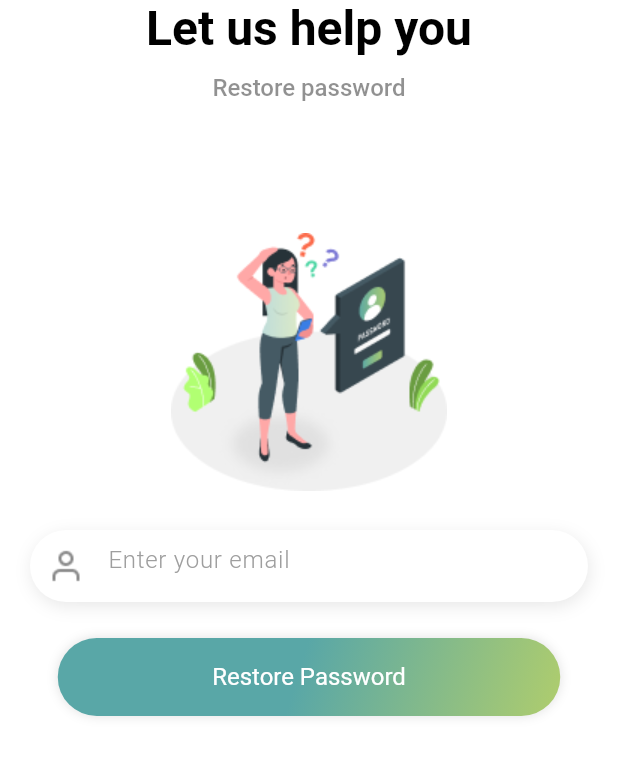
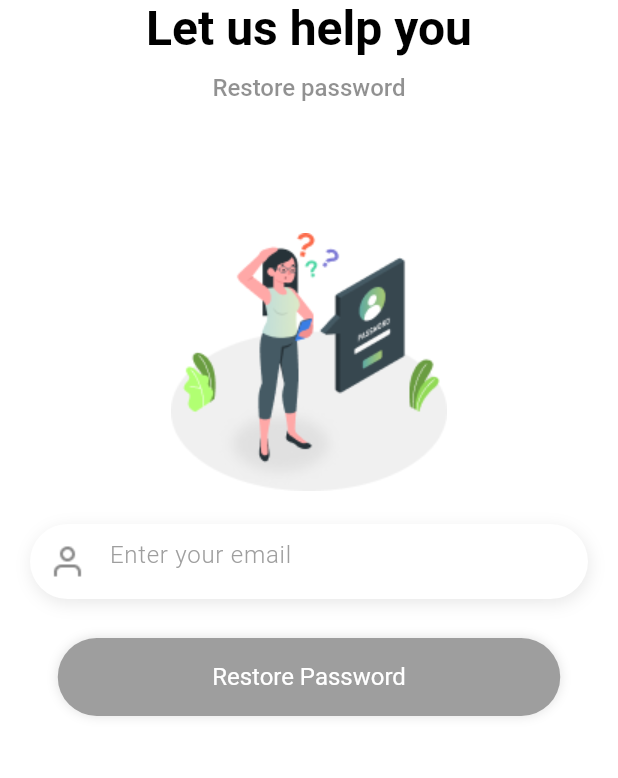
Before and after one commit to AndAgainForYou/meProject, a Flutter app: the RestorePasswordPage screen opened by its route, on a phone screen of 412 x 824 dp, the part 385-1163 px from its top. Run offline on Flutter 3.47's test engine with Material 3 defaults, Android fonts, the phone set to English and light mode, and no system bars; our stand-ins replace bloc, dio, fl_chart, flutter_bloc, flutter_keyboard_visibility, percent_indicator and 2 more; missing offline and left inert: wheel_slider; accounts and stored records are empty; Roboto replaces fonts that are missing (Gilroy).

Commit message:
restore password page with api and logic

```diff
--- a/lib/features/bloc/platy_bloc_event.dart
+++ b/lib/features/bloc/platy_bloc_event.dart
@@ -57,16 +57,10 @@
   PasswordChangePatchEvent(this.passwordChangeData);
 }
 
-class PasswordResetPutEvent extends PlatyBlocEvent {
+class PasswordResetEvent extends PlatyBlocEvent {
   final Map<String, dynamic> passwordResetData;
 
-  PasswordResetPutEvent(this.passwordResetData);
-}
-
-class PasswordResetPatchEvent extends PlatyBlocEvent {
-  final Map<String, dynamic> passwordResetData;
-
-  PasswordResetPatchEvent(this.passwordResetData);
+  PasswordResetEvent(this.passwordResetData);
 }
 
 //jwt
--- a/lib/features/bloc/platy_bloc_state.dart
+++ b/lib/features/bloc/platy_bloc_state.dart
@@ -40,6 +40,24 @@
   List<dynamic> get props => [errorMessage];
 }
 
+//password reset
+
+class PasswordResetSuccessState extends PlatyBlocState {
+  final dynamic successMessage;
+
+  PasswordResetSuccessState(this.successMessage);
+
+  List<dynamic> get props => [successMessage];
+}
+
+class PasswordResetErrorState extends PlatyBlocState {
+  final dynamic errorMessage;
+
+  PasswordResetErrorState(this.errorMessage);
+
+  List<dynamic> get props => [errorMessage];
+}
+
 
 //profile data
 
--- a/lib/features/restore_password/restore_password_page.dart
+++ b/lib/features/restore_password/restore_password_page.dart
@@ -1,5 +1,7 @@
 import 'package:flutter/material.dart';
+import 'package:flutter_bloc/flutter_bloc.dart';
 import 'package:flutter_keyboard_visibility/flutter_keyboard_visibility.dart';
+import 'package:platy/features/bloc/platy_bloc_bloc.dart';
 
 class RestorePasswordPage extends StatefulWidget {
   const RestorePasswordPage({super.key});
@@ -13,8 +15,10 @@
 
   final TextEditingController _emailController = TextEditingController();
 
+  String? _email;
   bool _isEmailSend = false;
   bool _isEmailValid = false;
+  bool _isErrorRestore = false;
 
   @override
   void initState() {
@@ -22,12 +26,33 @@
 
     _isEmailSend = false;
     _isEmailValid = false;
+    _isErrorRestore = false;
   }
 
   @override
   Widget build(BuildContext context) {
+    PlatyBloc platyBloc = BlocProvider.of<PlatyBloc>(context);
+    Map<String, dynamic> resetData = {
+      "email": _email,
+    };
     return Scaffold(
-      body: KeyboardDismissOnTap(
+      body: BlocListener<PlatyBloc, PlatyBlocState>(
+        listener: (context, state) {
+          if (state is PasswordResetErrorState) {
+            setState(() {
+              _isEmailValid = false;
+              _isErrorRestore = true;
+            });
+          }
+          ;
+          if (state is PasswordResetSuccessState) {
+            setState(() {
+              _isEmailSend = true;
+            });
+          }
+          ;
+        },
+        child: KeyboardDismissOnTap(
           child: Column(
             children: [
               Expanded(
@@ -109,15 +134,13 @@
                                 : Image.asset(
                                     'assets/images/restore_complete.png'));
                       }),
-
-                    //!_isEmailSend ? Image.asset('assets/images/restore.png', fit: BoxFit.cover,) : Image.asset('assets/images/restore_complete.png'),
-
                       KeyboardVisibilityBuilder(
                         builder: (context, visible) {
                           return Padding(
                             padding:
                                 EdgeInsets.only(bottom: !visible ? 90.0 : 10.0),
                             child: Column(
+                              crossAxisAlignment: CrossAxisAlignment.start,
                               children: [
                                 Visibility(
                                   visible: !_isEmailSend,
@@ -131,6 +154,10 @@
                                           borderRadius:
                                               BorderRadius.circular(50.0),
                                           color: Colors.white,
+                                          border: Border.all(
+                                              color: _isErrorRestore
+                                                  ? Colors.red
+                                                  : Colors.transparent),
                                           boxShadow: const [
                                             BoxShadow(
                                               color: Color.fromRGBO(
@@ -158,7 +185,9 @@
                                           ),
                                           onChanged: (value) {
                                             setState(() {
+                                              _email = value;
                                               _isEmailValid = value.isNotEmpty;
+                                              _isErrorRestore = false;
                                             });
                                           },
                                           controller: _emailController,
@@ -167,7 +196,20 @@
                                     ),
                                   ),
                                 ),
-                              const SizedBox(height: 24),
+                                if (_isErrorRestore)
+                                  const Padding(
+                                    padding:
+                                        EdgeInsets.only(top: 4.0, left: 35),
+                                    child: Text(
+                                      'Email is not valid or not registered',
+                                      style: TextStyle(
+                                        color: Colors.red,
+                                        fontSize: 12,
+                                        fontWeight: FontWeight.w400,
+                                      ),
+                                    ),
+                                  ),
+                                SizedBox(height: _isErrorRestore ? 6 : 26),
                                 Center(
                                   child: Column(
                                     children: [
@@ -176,9 +218,8 @@
                                         child: GestureDetector(
                                           onTap: () {
                                             if (_isEmailValid) {
-                                            setState(() {
-                                              _isEmailSend = true;
-                                            });
+                                              platyBloc.add(PasswordResetEvent(
+                                                  resetData));
                                             }
                                           },
                                           child: Container(
@@ -189,14 +230,19 @@
                                             decoration: BoxDecoration(
                                               borderRadius:
                                                   BorderRadius.circular(50.0),
-                                            gradient: const LinearGradient(
-                                              begin: Alignment(0.0, -1.0),
-                                              end: Alignment(1.0, 1.0),
+                                              gradient: LinearGradient(
+                                                begin:
+                                                    const Alignment(0.0, -1.0),
+                                                end: const Alignment(1.0, 1.0),
                                                 colors: [
-                                                Color(0xFF59A7A7),
-                                                Color(0xFFAFCD6D)
+                                                  !_isEmailValid
+                                                      ? Colors.grey
+                                                      : const Color(0xFF59A7A7),
+                                                  !_isEmailValid
+                                                      ? Colors.grey
+                                                      : const Color(0xFFAFCD6D),
                                                 ],
-                                              stops: [0.0, 1.0],
+                                                stops: const [0.0, 1.0],
                                               ),
                                               boxShadow: const [
                                                 BoxShadow(
@@ -302,6 +348,7 @@
             ],
           ),
         ),
+      ),
     );
   }
 }
```
Also changed, not shown: lib/features/bloc/platy_bloc_bloc.dart (+7 -15 lines), lib/features/restore_password/restore_password.dart (deleted, +0 -224 lines). Lines whose indentation alone changed are shown as unchanged.
